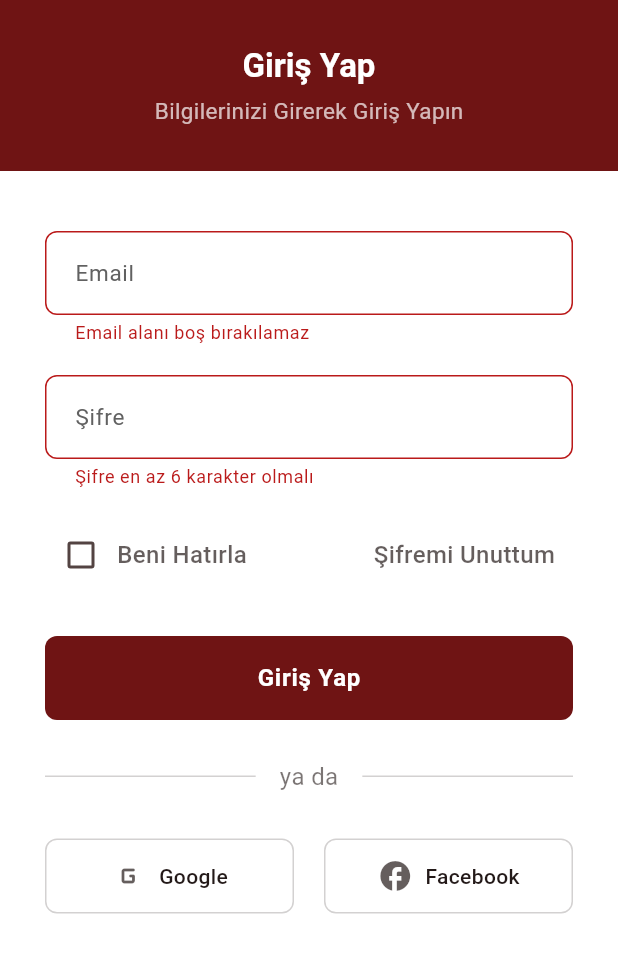
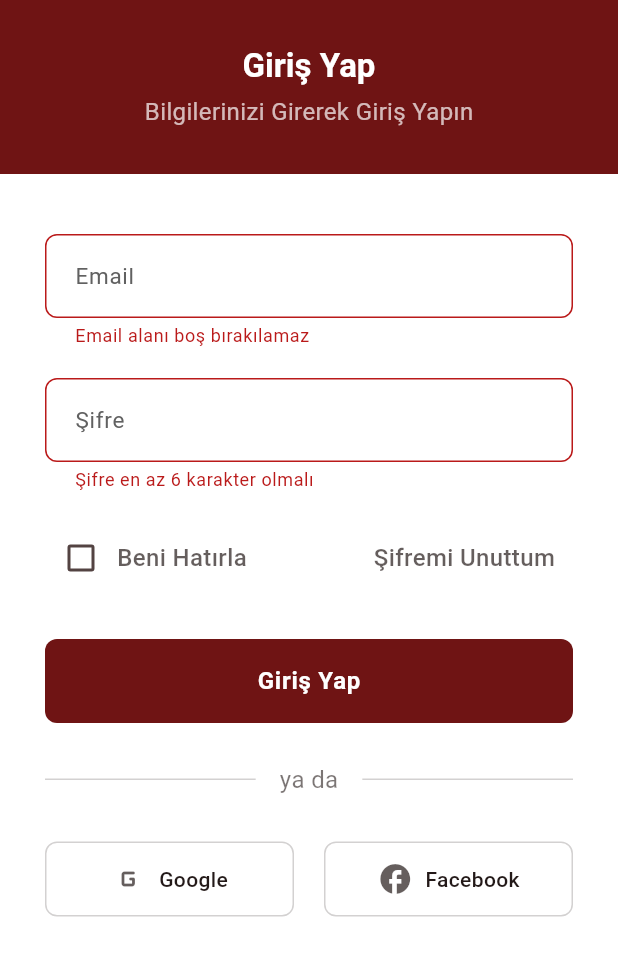
Before and after one commit to ricoglr/Linkup, a Flutter app: the screen it shows after launch, after a tap on "Giriş Yap", on a phone screen of 412 x 824 dp, the part 201-1177 px from its top. Run offline on Flutter 3.47's test engine with Material 3 defaults, Android fonts, the light colour scheme and no system bars; our stand-ins replace firebase_auth, firebase_core, image_picker, shared_preferences; accounts and stored records are empty.

Commit message:
Update Login Page

```diff
--- a/lib/screens/login_screen.dart
+++ b/lib/screens/login_screen.dart
@@ -100,7 +100,7 @@ class _LoginScreenState extends State<LoginScreen> {
                               .colorScheme
                               .onSecondary
                               .withOpacity(0.7),
-                          fontSize: 15,
+                          fontSize: 16,
                         ),
                   ),
                   const SizedBox(height: 8),
```
